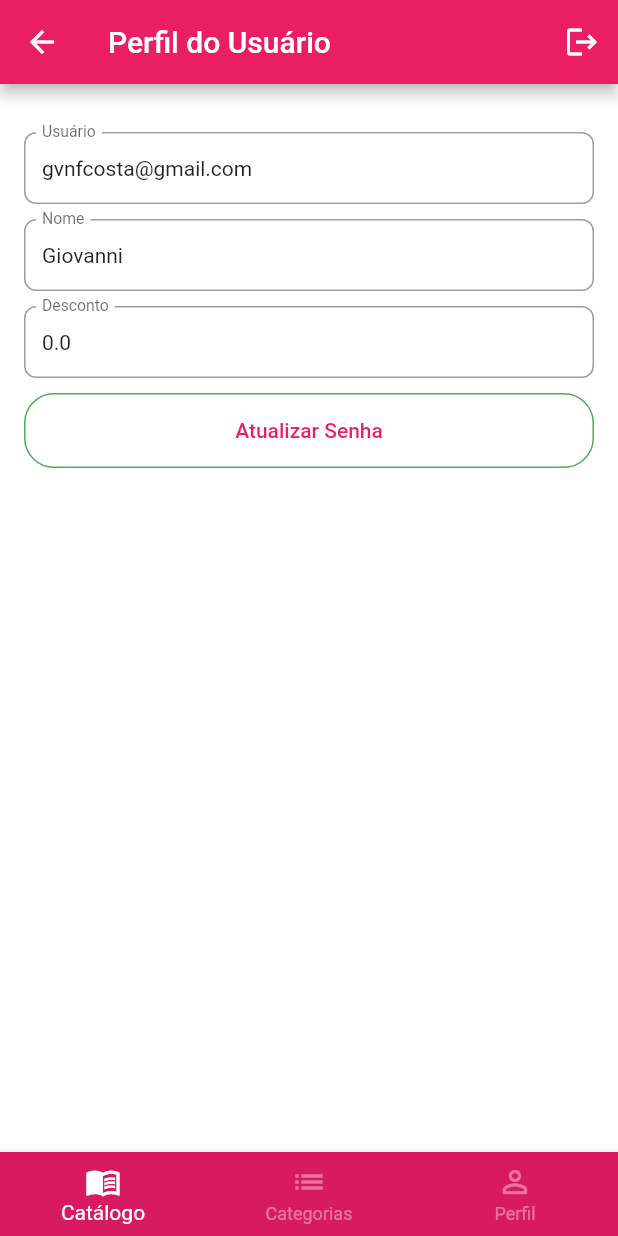
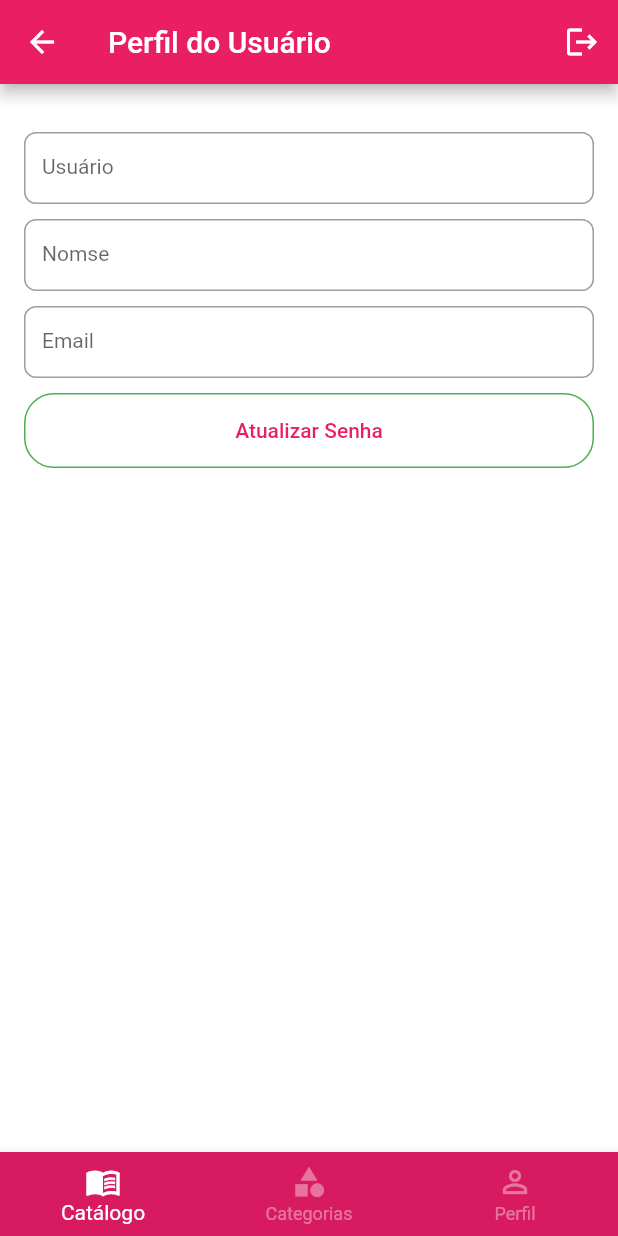
Before and after one commit to gvnfcosta/RM_Cosmeticos, a Flutter app: the BaseScreen screen opened by its route, swiped to page 3, on a phone screen of 412 x 824 dp. Run offline on Flutter 3.47's test engine with Material 2 defaults, Android fonts, the phone set to English and light mode, and no system bars; our stand-ins replace animated_text_kit, dropdown_button2, mask_text_input_formatter, shared_preferences; accounts and stored records are empty; network calls fail.

Commit message:
Ajustes de Admin

```diff
--- a/lib/src/components/product_show.dart
+++ b/lib/src/components/product_show.dart
@@ -9,6 +9,7 @@ class ProductShow extends StatelessWidget {
   @override
   Widget build(BuildContext context) {
     return Scaffold(
+      backgroundColor: Colors.white,
       body: Stack(
         children: [
           Hero(
--- a/lib/src/config/app_data.dart
+++ b/lib/src/config/app_data.dart
@@ -1,3 +1,5 @@
+import 'package:provider/provider.dart';
+import '../models/auth.dart';
 import '/src/models/user_model.dart';
 
 final products = [];
--- a/lib/src/models/auth.dart
+++ b/lib/src/models/auth.dart
@@ -27,6 +27,10 @@ class Auth with ChangeNotifier {
 
   String? get userId {
     return isAuth ? _userId : null;
+  }
+
+  bool get isAdmin {
+    return email == ('rm@gmail.com');
   }
 
   Future<void> _authenticate(String email, String password, String url) async {
--- a/lib/src/pages/base/base_screen.dart
+++ b/lib/src/pages/base/base_screen.dart
@@ -1,9 +1,9 @@
 import 'package:flutter/material.dart';
 import 'package:provider/provider.dart';
-import 'package:rm/src/pages/product/product_page.dart';
 import '../../models/auth.dart';
 import '../home/catalog_tab.dart';
 import '../home/category_tab.dart';
+import '../product/product_page.dart';
 import '/src/pages/profile/profile_tab.dart';
 
 class BaseScreen extends StatefulWidget {
@@ -20,14 +20,27 @@ class _BaseScreenState extends State<BaseScreen> {
 
   @override
   Widget build(BuildContext context) {
+    Auth auth = Provider.of(context);
+    bool isAdmin = auth.isAdmin;
+
     return Scaffold(
-      body: PageView(
+      body: isAdmin
+          ? PageView(
               physics: const NeverScrollableScrollPhysics(),
               controller: pageController, //indica qual a tela aberta
               children: [
                 CatalogTab(selectedCategory: 'Todos'),
                 const CategoryTab(),
-          // const ProductPage(),
+                const ProductPage(),
+                const ProfileTab(),
+              ],
+            )
+          : PageView(
+              physics: const NeverScrollableScrollPhysics(),
+              controller: pageController, //indica qual a tela aberta
+              children: [
+                CatalogTab(selectedCategory: 'Todos'),
+                const CategoryTab(),
                 const ProfileTab(),
               ],
             ),
@@ -43,19 +56,34 @@ class _BaseScreenState extends State<BaseScreen> {
         backgroundColor: Colors.pink.shade600,
         selectedItemColor: Colors.white,
         unselectedItemColor: Colors.white.withAlpha(100),
-        items: const [
+        items: isAdmin
+            ? const [
                 BottomNavigationBarItem(
                   icon: Icon(Icons.menu_book),
                   label: 'Catálogo',
                 ),
                 BottomNavigationBarItem(
-            icon: Icon(Icons.list),
+                  icon: Icon(Icons.category),
                   label: 'Categorias',
                 ),
-          // BottomNavigationBarItem(
-          //   icon: Icon(Icons.interests),
-          //   label: 'Produtos',
-          // ),
+                BottomNavigationBarItem(
+                  icon: Icon(Icons.list),
+                  label: 'Produtos',
+                ),
+                BottomNavigationBarItem(
+                  icon: Icon(Icons.person_outline),
+                  label: 'Perfil',
+                ),
+              ]
+            : const [
+                BottomNavigationBarItem(
+                  icon: Icon(Icons.menu_book),
+                  label: 'Catálogo',
+                ),
+                BottomNavigationBarItem(
+                  icon: Icon(Icons.category),
+                  label: 'Categorias',
+                ),
                 BottomNavigationBarItem(
                   icon: Icon(Icons.person_outline),
                   label: 'Perfil',
--- a/lib/src/pages/category/category_form_page.dart
+++ b/lib/src/pages/category/category_form_page.dart
@@ -113,7 +113,7 @@ class _CategoryFormPageState extends State<CategoryFormPage> {
             style: TextStyle(fontSize: 13),
           ),
           actions: [
-            IconButton(onPressed: _submitForm, icon: const Icon(Icons.save))
+            IconButton(onPressed: _submitForm, icon: const Icon(Icons.check))
           ]),
       body: SingleChildScrollView(
         child: SizedBox(
--- a/lib/src/pages/category/category_page.dart
+++ b/lib/src/pages/category/category_page.dart
@@ -56,10 +56,9 @@ class _CategoryPageState extends State<CategoryPage> {
                 child: Padding(
                   padding: const EdgeInsets.all(8.0),
                   child: ListView.builder(
-
                     itemCount: categories.length,
                     itemBuilder: (ctx, i) => Column(
-                      children: [CategoryItem(categories[i]), const Divider()],
+                      children: [CategoryItem(categories[i])],
                     ),
                   ),
                 ),
--- a/lib/src/pages/product/product_page.dart
+++ b/lib/src/pages/product/product_page.dart
@@ -2,7 +2,9 @@ import 'package:flutter/material.dart';
 import 'package:provider/provider.dart';
 import 'package:rm/src/models/category_list.dart';
 import 'package:rm/src/models/category_model.dart';
+import '../../components/add_drawer.dart';
 import '../../components/product_item.dart';
+import '../../models/auth.dart';
 import '../../models/product_list.dart';
 import '../../models/product_model.dart';
 import '../../utils/app_routes.dart';
@@ -44,6 +46,9 @@ class _ProductPageState extends State<ProductPage> {
 
   @override
   Widget build(BuildContext context) {
+    Auth auth = Provider.of(context);
+    bool isAdmin = auth.isAdmin;
+
     final List<Product> products = Provider.of<ProductList>(context)
         .product
         .where((element) => element.show == !_isSecret)
@@ -151,6 +156,7 @@ class _ProductPageState extends State<ProductPage> {
                 ),
               ],
             ),
+      //  drawer: isAdmin ? const AppDrawer() : null,
     );
   }
 }
--- a/lib/src/pages/profile/profile_tab.dart
+++ b/lib/src/pages/profile/profile_tab.dart
@@ -17,7 +17,7 @@ class _ProfileTabState extends State<ProfileTab> {
   @override
   Widget build(BuildContext context) {
     Auth auth = Provider.of(context);
-    bool isAdmin = auth.email == ('rmcosmeticos@gmail.com');
+    bool isAdmin = auth.email == ('rm@gmail.com');
 
     return Scaffold(
       appBar: AppBar(
@@ -44,25 +44,33 @@ class _ProfileTabState extends State<ProfileTab> {
           //Email
           CustomTextField(
               readOnly: true,
-              initialValue: app_data.user.nick,
+              initialValue: auth.email,
               icon: Icons.nature_people,
               label: 'Usuário'),
 
           // Nome
           CustomTextField(
             readOnly: true,
-            initialValue: app_data.user.name,
+            initialValue: auth.token,
             icon: Icons.person,
-            label: 'Nome',
+            label: 'Nomse',
           ),
 
-          // Celular
+          // Nome
           CustomTextField(
             readOnly: true,
-            initialValue: app_data.user.discount.toString(),
-            icon: Icons.money,
-            label: 'Desconto',
+            initialValue: auth.userId,
+            icon: Icons.person,
+            label: 'Email',
           ),
+
+          // Desconto
+          // CustomTextField(
+          //   readOnly: true,
+          //   initialValue: app_data.user.discount.toString(),
+          //   icon: Icons.money,
+          //   label: 'Desconto',
+          // ),
 
           //Botão para atualizar a senha
           SizedBox(
```
Also changed, not shown: lib/src/components/add_drawer.dart (+1 -12 lines), lib/src/components/category_item.dart (+9 -2 lines), lib/src/pages/home/catalog_tab.dart (+9 -26 lines), lib/src/pages/home/category_tab.dart (+5 -4 lines), lib/src/pages/home/components/category_tile.dart (+30 -11 lines), lib/src/pages/product/product_screen.dart (+6 -8 lines). Lines whose indentation alone changed are shown as unchanged.
